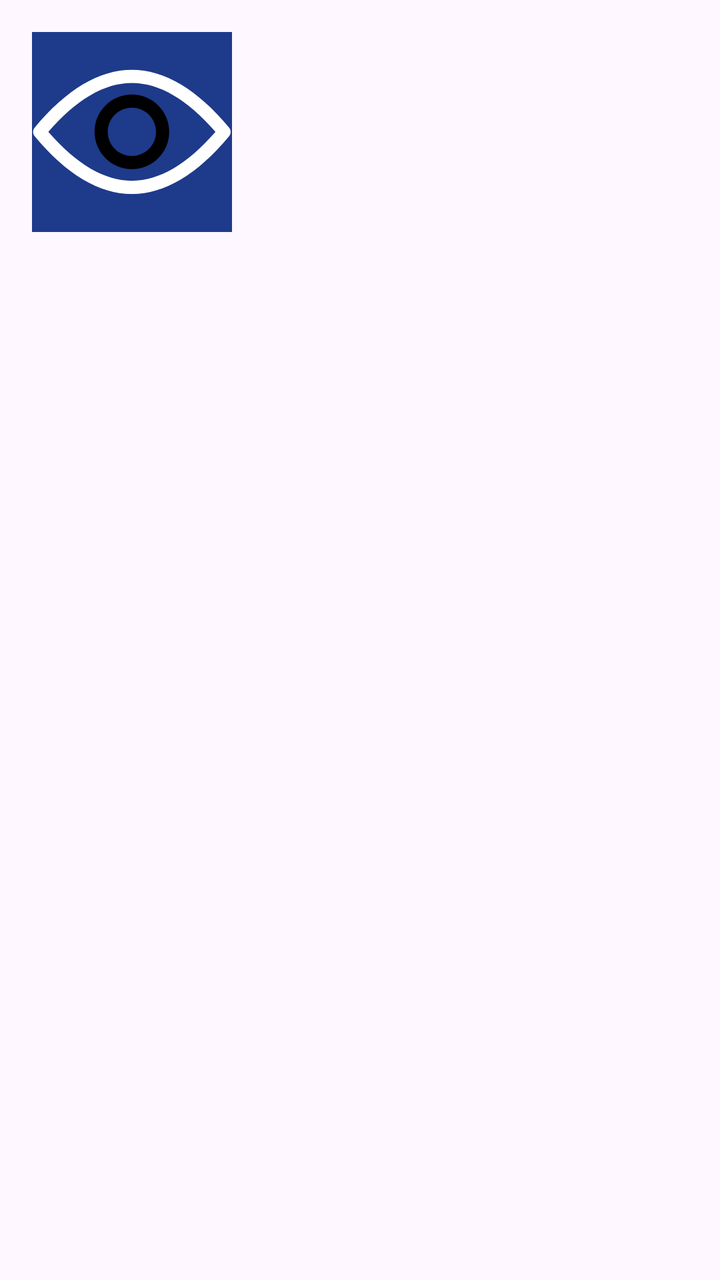
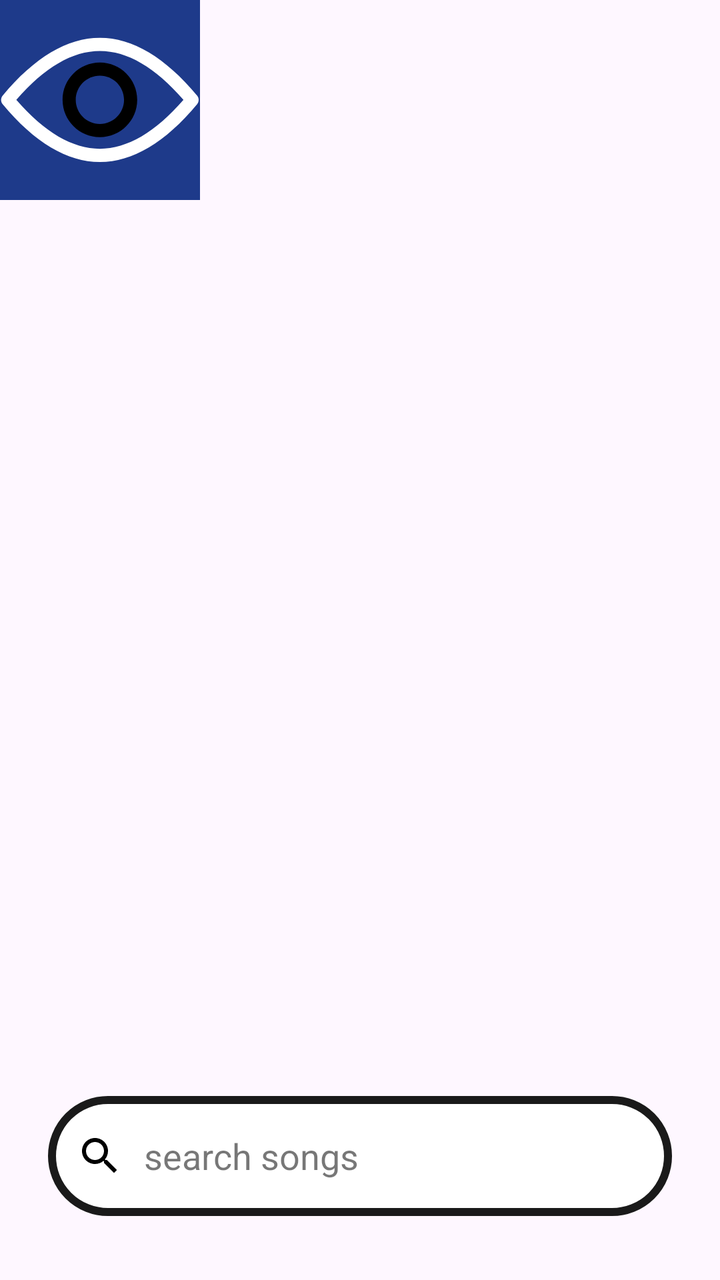

The first picture is an Android layout as it rendered before a commit; the second is the same layout after the commit. The layout source and the unified diff follow.
<!-- AndroidManifest.xml: application theme Theme.MyApplication -->
<!-- res/layout/activity_main_auth.xml -->
<?xml version="1.0" encoding="utf-8"?>
<androidx.constraintlayout.widget.ConstraintLayout
        xmlns:android="http://schemas.android.com/apk/res/android"
        xmlns:app="http://schemas.android.com/apk/res-auto"
        android:layout_width="match_parent"
        android:layout_height="match_parent"
        android:padding="16dp">

    <ImageButton
            android:id="@+id/btn_open_playlists"
            android:layout_width="100dp"
            android:layout_height="100dp"
            android:background="#1E3A8A"

            android:contentDescription="@string/ver_playlists"
            app:srcCompat="@drawable/eye"

            android:adjustViewBounds="true"
            android:scaleType="fitCenter"
            android:padding="0dp"
            android:cropToPadding="false"

            app:layout_constraintStart_toStartOf="parent"
            app:layout_constraintTop_toTopOf="parent"/>

</androidx.constraintlayout.widget.ConstraintLayout>
<!-- resources referenced by this layout -->
<resources>
  <!-- drawable eye (drawable) -->
  <vector xmlns:android="http://schemas.android.com/apk/res/android"
      android:width="256dp"
      android:height="256dp"
      android:viewportWidth="256"
      android:viewportHeight="256">
  
  
    <path
        android:pathData="M127.86,207.28c-41.78,0 -83.67,-24.91 -124.5,-74.03c-2.6,-3.12 -2.6,-7.65 0,-10.78C44.19,73.35 86.07,48.44 127.86,48.44c41.78,0 83.67,24.91 124.5,74.03c2.6,3.12 2.6,7.65 0,10.78C211.52,182.37 169.64,207.28 127.86,207.28zM20.89,127.86C56.85,169.38 92.81,190.42 127.86,190.42c35.05,0 71.01,-21.04 106.97,-62.56C198.87,86.34 162.91,65.3 127.86,65.3C92.81,65.3 56.85,86.34 20.89,127.86z"
        android:strokeLineJoin="miter"
        android:strokeWidth="2.81"
        android:fillColor="#FFFFFF"
        android:fillType="nonZero"
        android:strokeColor="#00000000"
        android:strokeLineCap="butt"/>
    <path
        android:pathData="M127.86,175.63c-26.34,0 -47.77,-21.43 -47.77,-47.77s21.43,-47.77 47.77,-47.77s47.77,21.43 47.77,47.77S154.2,175.63 127.86,175.63zM127.86,96.95c-17.04,0 -30.91,13.87 -30.91,30.91s13.87,30.91 30.91,30.91s30.91,-13.87 30.91,-30.91S144.9,96.95 127.86,96.95z"
        android:strokeLineJoin="miter"
        android:strokeWidth="2.81"
        android:fillColor="#000000"
        android:fillType="nonZero"
        android:strokeColor="#00000000"
        android:strokeLineCap="butt"/>
  </vector>
  <string name="ver_playlists">Ver playlists</string>
  <style name="Theme.MyApplication" parent="Base.Theme.MyApplication" />
  <style name="Base.Theme.MyApplication" parent="Theme.Material3.DayNight.NoActionBar">
          
          
      </style>
</resources>

<!-- the commit's change to res/layout/activity_main_auth.xml (unified diff, before → after) -->
@@ -2,25 +2,64 @@
 <androidx.constraintlayout.widget.ConstraintLayout
         xmlns:android="http://schemas.android.com/apk/res/android"
         xmlns:app="http://schemas.android.com/apk/res-auto"
+        android:id="@+id/root"
         android:layout_width="match_parent"
-        android:layout_height="match_parent"
-        android:padding="16dp">
+        android:layout_height="match_parent">
 
+    
     <ImageButton
             android:id="@+id/btn_open_playlists"
             android:layout_width="100dp"
             android:layout_height="100dp"
             android:background="#1E3A8A"
-
             android:contentDescription="@string/ver_playlists"
             app:srcCompat="@drawable/eye"
-
             android:adjustViewBounds="true"
             android:scaleType="fitCenter"
             android:padding="0dp"
             android:cropToPadding="false"
+            app:layout_constraintStart_toStartOf="parent"
+            app:layout_constraintTop_toTopOf="parent" />
 
+    
+    <LinearLayout
+            android:id="@+id/search_bar_container"
+            android:layout_width="0dp"
+            android:layout_height="60dp"
+            android:layout_marginStart="24dp"
+            android:layout_marginEnd="24dp"
+            android:layout_marginBottom="32dp"
+            android:orientation="horizontal"
+            android:gravity="center_vertical"
+            android:background="@drawable/bg_search_pill"
+            android:paddingStart="12dp"
+            android:paddingEnd="16dp"
             app:layout_constraintStart_toStartOf="parent"
-            app:layout_constraintTop_toTopOf="parent"/>
+            app:layout_constraintEnd_toEndOf="parent"
+            app:layout_constraintBottom_toBottomOf="parent">
+
+        <ImageButton
+                android:id="@+id/btn_search_icon"
+                android:layout_width="28dp"
+                android:layout_height="28dp"
+                android:background="@android:color/transparent"
+                android:tint="@android:color/black"
+                android:contentDescription="@string/search"
+                app:srcCompat="@drawable/ic_search_24" />
+
+        <EditText
+                android:id="@+id/searchInput"
+                android:layout_width="0dp"
+                android:layout_height="wrap_content"
+                android:layout_weight="1"
+                android:layout_marginStart="8dp"
+                android:hint="@string/search_songs_artists"
+                android:imeOptions="actionSearch"
+                android:inputType="text"
+                android:singleLine="true"
+                android:textColor="@android:color/black"
+                android:textColorHint="#88000000"
+                android:background="@android:color/transparent" />
+    </LinearLayout>
 
 </androidx.constraintlayout.widget.ConstraintLayout>
<!-- resource entries referenced after the edit -->
@@ -1,5 +1,29 @@
 <!-- resources referenced by this layout -->
 <resources>
+  <!-- drawable bg_search_pill (drawable) -->
+  <?xml version="1.0" encoding="utf-8"?>
+  <shape xmlns:android="http://schemas.android.com/apk/res/android"
+         android:shape="rectangle">
+  
+      
+      <corners android:radius="40dp" />
+  
+      
+      <stroke
+              android:width="4dp"
+              android:color="#1A1A1A" />
+  
+      
+      <solid android:color="@android:color/white" />
+  
+      
+      <padding
+              android:left="16dp"
+              android:right="16dp"
+              android:top="8dp"
+              android:bottom="8dp" />
+  
+  </shape>
   <!-- drawable eye (drawable) -->
   <vector xmlns:android="http://schemas.android.com/apk/res/android"
       android:width="256dp"
@@ -25,6 +49,14 @@
         android:strokeColor="#00000000"
         android:strokeLineCap="butt"/>
   </vector>
+  <!-- drawable ic_search_24 (drawable) -->
+  <vector xmlns:android="http://schemas.android.com/apk/res/android" android:height="24dp" android:tint="#000000" android:viewportHeight="24" android:viewportWidth="24" android:width="24dp">
+        
+      <path android:fillColor="@android:color/white" android:pathData="M15.5,14h-0.79l-0.28,-0.27C15.41,12.59 16,11.11 16,9.5 16,5.91 13.09,3 9.5,3S3,5.91 3,9.5 5.91,16 9.5,16c1.61,0 3.09,-0.59 4.23,-1.57l0.27,0.28v0.79l5,4.99L20.49,19l-4.99,-5zM9.5,14C7.01,14 5,11.99 5,9.5S7.01,5 9.5,5 14,7.01 14,9.5 11.99,14 9.5,14z"/>
+      
+  </vector>
+  <string name="search">search</string>
+  <string name="search_songs_artists">search songs</string>
   <string name="ver_playlists">Ver playlists</string>
   <style name="Theme.MyApplication" parent="Base.Theme.MyApplication" />
   <style name="Base.Theme.MyApplication" parent="Theme.Material3.DayNight.NoActionBar">
